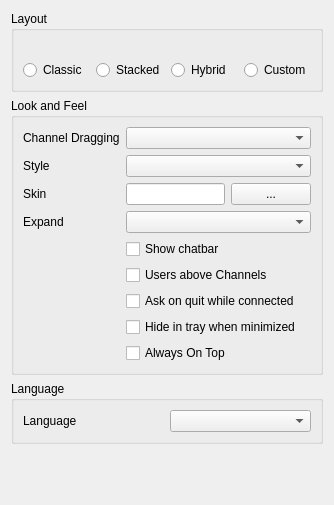
mumble-voip/mumble, file src/mumble/LookConfig.ui: the form before one commit.
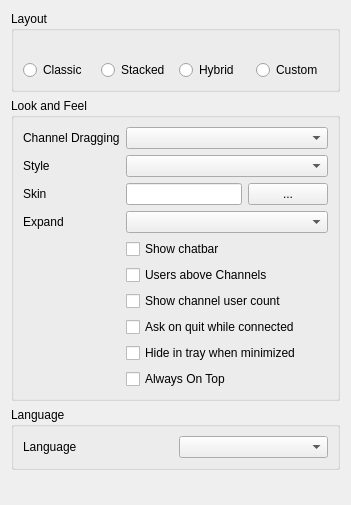
The form after the commit. Icons and pictures are not drawn.

Commit message: show user count on channels

Patch:
```diff
--- a/src/mumble/LookConfig.ui
+++ b/src/mumble/LookConfig.ui
@@ -6,7 +6,7 @@
    <rect>
     <x>0</x>
     <y>0</y>
-    <width>312</width>
+    <width>351</width>
     <height>505</height>
    </rect>
   </property>
@@ -232,7 +232,7 @@
         </property>
        </widget>
       </item>
-      <item row="5" column="1" colspan="2">
+      <item row="6" column="1" colspan="2">
        <widget class="QCheckBox" name="qcbUsersTop">
         <property name="toolTip">
          <string>List users above subchannels (requires restart).</string>
@@ -245,7 +245,7 @@
         </property>
        </widget>
       </item>
-      <item row="6" column="1" colspan="2">
+      <item row="8" column="1" colspan="2">
        <widget class="QCheckBox" name="qcbAskOnQuit">
         <property name="toolTip">
          <string>Ask whether to close or minimize when quitting Mumble.</string>
@@ -258,7 +258,7 @@
         </property>
        </widget>
       </item>
-      <item row="7" column="1" colspan="2">
+      <item row="9" column="1" colspan="2">
        <widget class="QCheckBox" name="qcbHideTray">
         <property name="toolTip">
          <string>Hide the main Mumble window in the tray when it is minimized.</string>
@@ -271,7 +271,7 @@
         </property>
        </widget>
       </item>
-      <item row="8" column="1" colspan="2">
+      <item row="10" column="1" colspan="2">
        <widget class="QCheckBox" name="qcbAlwaysOnTop">
         <property name="toolTip">
          <string>Make the Mumble window appear on top of other windows.</string>
@@ -297,6 +297,16 @@
         </property>
        </widget>
       </item>
+      <item row="7" column="1" colspan="2">
+       <widget class="QCheckBox" name="qcbShowUserCount">
+        <property name="toolTip">
+         <string>Show number of users in each channel</string>
+        </property>
+        <property name="text">
+         <string>Show channel user count</string>
+        </property>
+       </widget>
+      </item>
      </layout>
     </widget>
    </item>
```
The commit also changes 4 other files.
